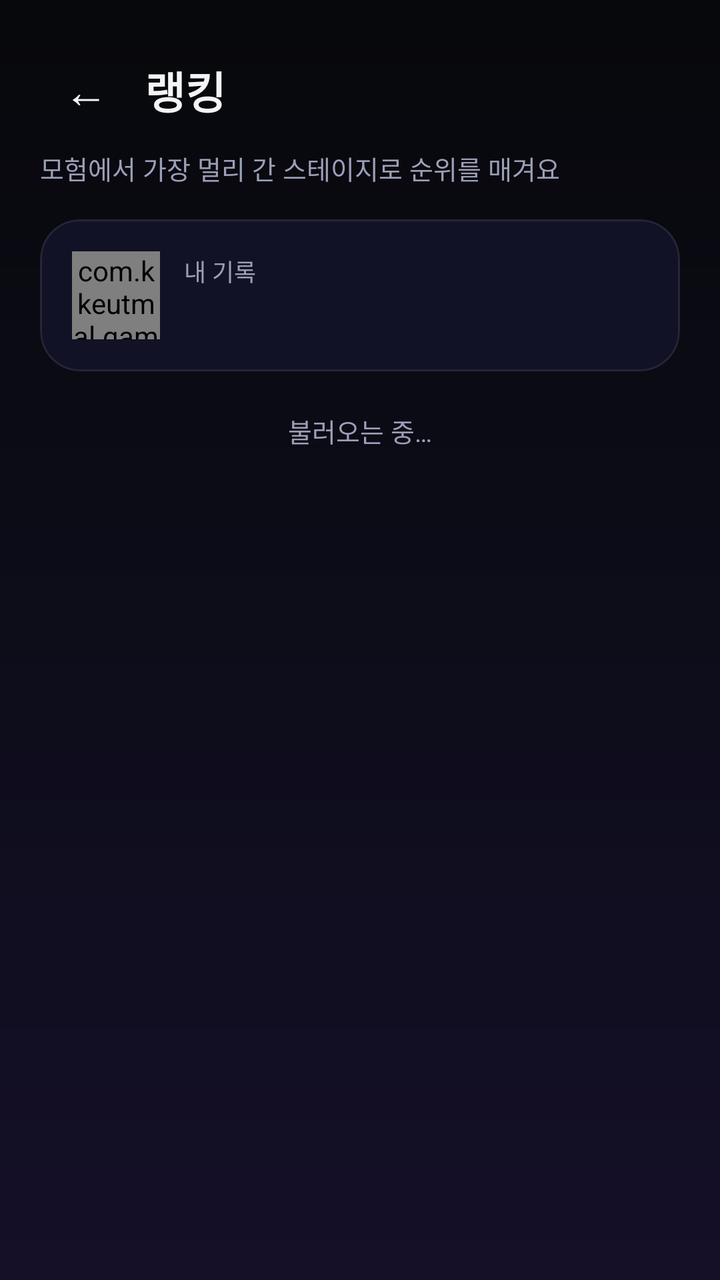
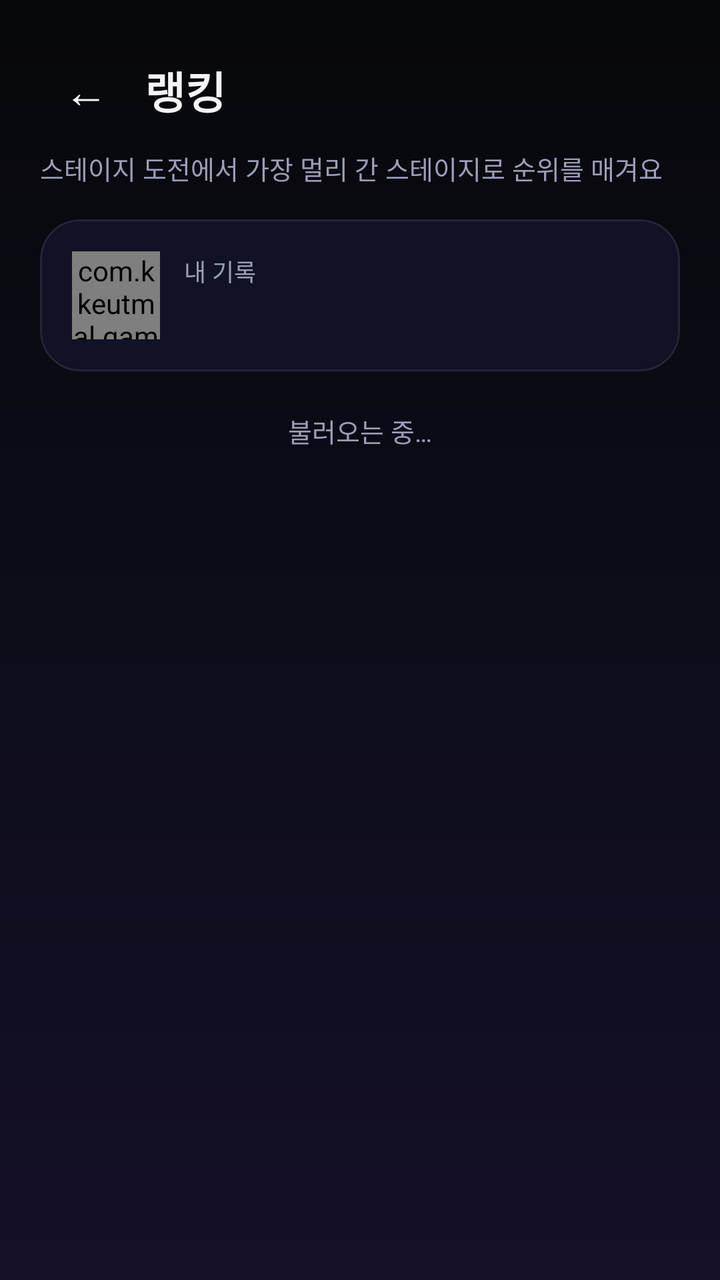

Before-and-after screenshots of an Android layout around one commit, followed by the original layout XML and the change that was made.
<!-- AndroidManifest.xml: application theme Theme.KKeutmal -->
<!-- res/layout/activity_ranking.xml -->
<?xml version="1.0" encoding="utf-8"?>
<ScrollView xmlns:android="http://schemas.android.com/apk/res/android"
    xmlns:app="http://schemas.android.com/apk/res-auto"
    android:layout_width="match_parent"
    android:layout_height="match_parent"
    android:fillViewport="true"
    android:overScrollMode="never">

    <LinearLayout
        android:layout_width="match_parent"
        android:layout_height="wrap_content"
        android:orientation="vertical"
        android:padding="20dp">

        <LinearLayout
            android:layout_width="match_parent"
            android:layout_height="wrap_content"
            android:gravity="center_vertical"
            android:orientation="horizontal">

            <com.google.android.material.button.MaterialButton
                android:id="@+id/btnBack"
                style="?attr/borderlessButtonStyle"
                android:layout_width="wrap_content"
                android:layout_height="wrap_content"
                android:minWidth="0dp"
                android:text="←"
                android:textColor="@color/text_primary"
                android:textSize="22sp" />

            <TextView
                android:layout_width="0dp"
                android:layout_height="wrap_content"
                android:layout_marginStart="6dp"
                android:layout_weight="1"
                android:fontFamily="sans-serif-black"
                android:text="랭킹"
                android:textColor="@color/text_primary"
                android:textSize="22sp" />
        </LinearLayout>

        <TextView
            android:layout_width="match_parent"
            android:layout_height="wrap_content"
            android:layout_marginTop="4dp"
            android:text="모험에서 가장 멀리 간 스테이지로 순위를 매겨요"
            android:textColor="@color/text_dim"
            android:textSize="13sp" />

        <com.google.android.material.card.MaterialCardView
            android:layout_width="match_parent"
            android:layout_height="wrap_content"
            android:layout_marginTop="16dp"
            app:cardBackgroundColor="@color/surface"
            app:cardCornerRadius="20dp"
            app:cardElevation="0dp"
            app:strokeColor="@color/surface_stroke"
            app:strokeWidth="1dp">

            <LinearLayout
                android:layout_width="match_parent"
                android:layout_height="wrap_content"
                android:gravity="center_vertical"
                android:orientation="horizontal"
                android:padding="16dp">

                <com.kkeutmal.game.AvatarView
                    android:id="@+id/avatarMe"
                    android:layout_width="44dp"
                    android:layout_height="44dp" />

                <LinearLayout
                    android:layout_width="0dp"
                    android:layout_height="wrap_content"
                    android:layout_marginStart="12dp"
                    android:layout_weight="1"
                    android:orientation="vertical">

                    <TextView
                        android:layout_width="wrap_content"
                        android:layout_height="wrap_content"
                        android:text="내 기록"
                        android:textColor="@color/text_dim"
                        android:textSize="12sp" />

                    <TextView
                        android:id="@+id/tvMine"
                        android:layout_width="wrap_content"
                        android:layout_height="wrap_content"
                        android:textColor="@color/accent2"
                        android:textSize="18sp"
                        android:textStyle="bold" />

                    <TextView
                        android:id="@+id/tvMineNote"
                        android:layout_width="wrap_content"
                        android:layout_height="wrap_content"
                        android:layout_marginTop="2dp"
                        android:textColor="@color/text_dim"
                        android:textSize="12sp"
                        android:visibility="gone" />
                </LinearLayout>
            </LinearLayout>
        </com.google.android.material.card.MaterialCardView>

        <TextView
            android:id="@+id/tvStatus"
            android:layout_width="match_parent"
            android:layout_height="wrap_content"
            android:layout_marginTop="20dp"
            android:gravity="center"
            android:text="불러오는 중…"
            android:textColor="@color/text_dim"
            android:textSize="13sp" />

        <LinearLayout
            android:id="@+id/list"
            android:layout_width="match_parent"
            android:layout_height="wrap_content"
            android:layout_marginTop="8dp"
            android:orientation="vertical" />

        <com.google.android.material.button.MaterialButton
            android:id="@+id/btnRemove"
            style="?attr/borderlessButtonStyle"
            android:layout_width="wrap_content"
            android:layout_height="wrap_content"
            android:layout_gravity="center_horizontal"
            android:layout_marginTop="16dp"
            android:text="순위표에서 내 기록 내리기"
            android:textColor="@color/text_dim"
            android:textSize="12sp"
            android:visibility="gone" />
    </LinearLayout>
</ScrollView>
<!-- resources referenced by this layout -->
<resources>
  <color name="accent2">#59D499</color>
  <color name="surface">#111225</color>
  <color name="surface_stroke">#14FFFFFF</color>
  <color name="text_dim">#9C9FB8</color>
  <color name="text_primary">#F4F4F6</color>
  <style name="Theme.KKeutmal" parent="Theme.Material3.Dark.NoActionBar">
          <item name="colorPrimary">@color/accent</item>
          <item name="colorOnPrimary">@color/text_on_accent</item>
          <item name="colorSecondary">@color/accent2</item>
          <item name="colorSurface">@color/surface</item>
          <item name="colorOnSurface">@color/text_primary</item>
          <item name="android:colorBackground">@color/bg_top</item>
          <item name="android:windowBackground">@drawable/bg_gradient</item>
          <item name="android:statusBarColor">@color/bg_top</item>
          <item name="android:navigationBarColor">@color/bg_bottom</item>
          <item name="android:windowLightStatusBar">false</item>
          <item name="android:textColor">@color/text_primary</item>
      </style>
  <color name="accent">#7C6CFF</color>
  <color name="text_on_accent">#FFFFFF</color>
  <color name="bg_top">#07080B</color>
  <!-- drawable bg_gradient (drawable) -->
  <?xml version="1.0" encoding="utf-8"?>
  <shape xmlns:android="http://schemas.android.com/apk/res/android" android:shape="rectangle">
      <gradient
          android:angle="270"
          android:startColor="@color/bg_top"
          android:centerColor="#0D0D1A"
          android:endColor="@color/bg_bottom" />
  </shape>
  <color name="bg_bottom">#150F28</color>
</resources>

<!-- the commit's change to res/layout/activity_ranking.xml (unified diff, before → after) -->
@@ -43,7 +43,7 @@
             android:layout_width="match_parent"
             android:layout_height="wrap_content"
             android:layout_marginTop="4dp"
-            android:text="모험에서 가장 멀리 간 스테이지로 순위를 매겨요"
+            android:text="스테이지 도전에서 가장 멀리 간 스테이지로 순위를 매겨요"
             android:textColor="@color/text_dim"
             android:textSize="13sp" />
 
